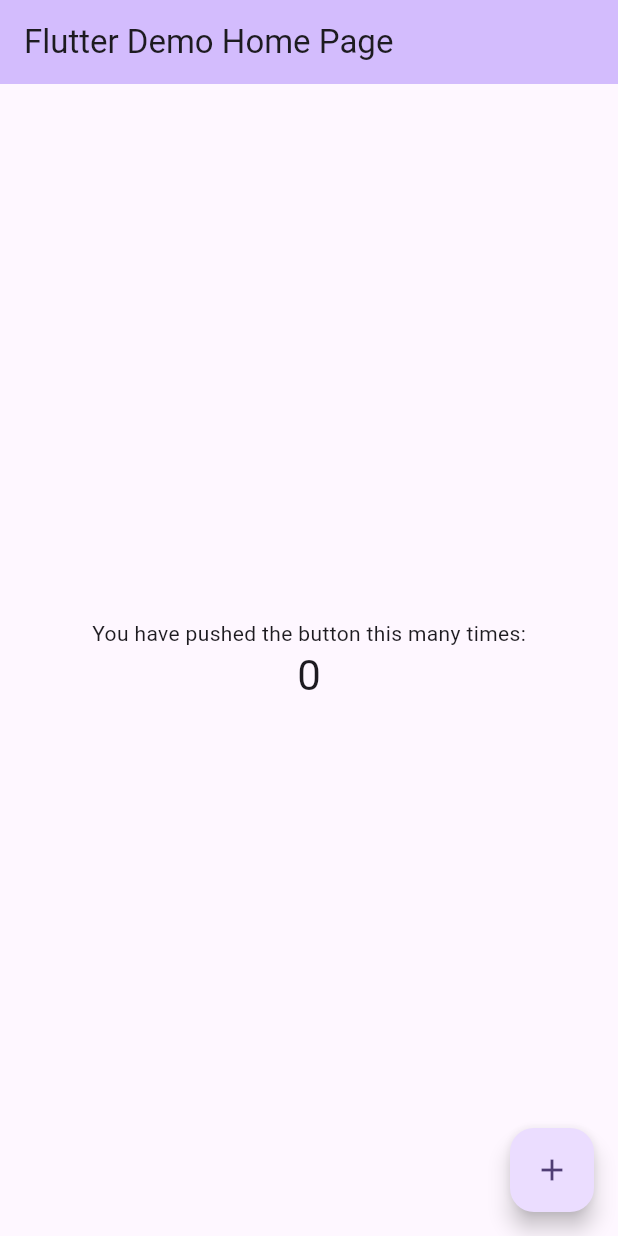
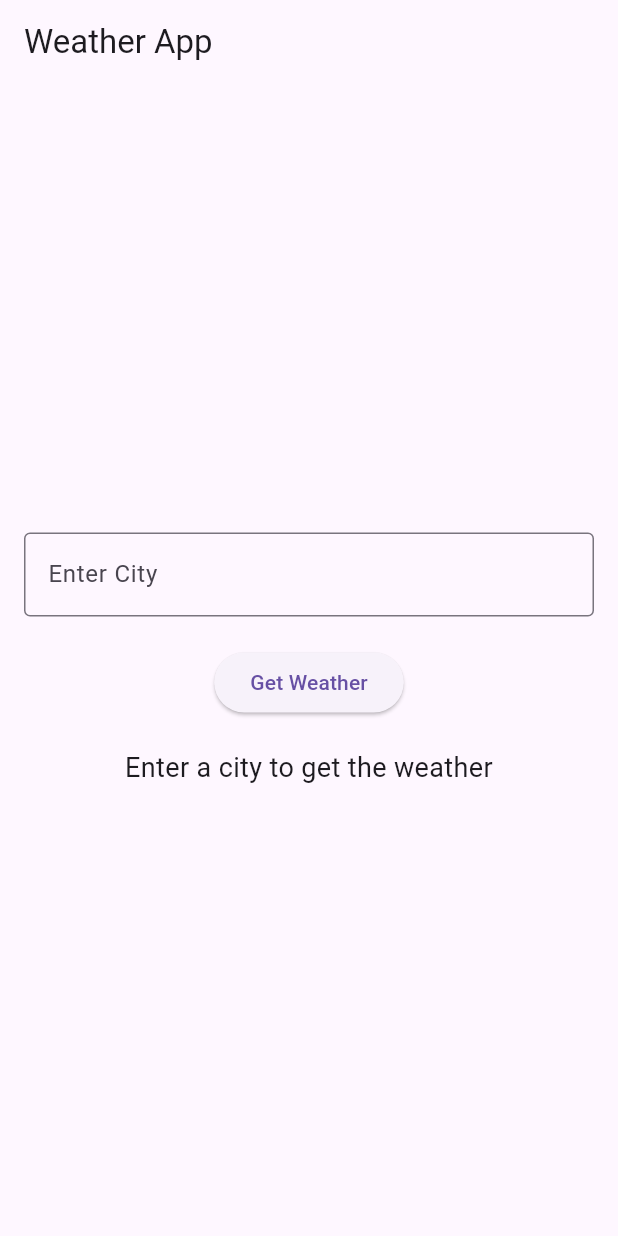
Before and after one commit to aniketplacement2025-a11y/WeatherApplication, a Flutter app: the screen it shows after launch, on a phone screen of 412 x 824 dp. Run offline on Flutter 3.47's test engine with Material 3 defaults, Android fonts, the phone set to English and light mode, and no system bars.

Commit message:
Initial commit: Completed Weather Application

```diff
--- a/lib/main.dart
+++ b/lib/main.dart
@@ -1,4 +1,6 @@
 import 'package:flutter/material.dart';
+import 'weather_service.dart';
+import 'weather.dart';
 
 void main() {
   runApp(const MyApp());
@@ -7,116 +9,124 @@ void main() {
 class MyApp extends StatelessWidget {
   const MyApp({super.key});
 
-  // This widget is the root of your application.
   @override
   Widget build(BuildContext context) {
     return MaterialApp(
-      title: 'Flutter Demo',
-      theme: ThemeData(
-        // This is the theme of your application.
-        //
-        // TRY THIS: Try running your application with "flutter run". You'll see
-        // the application has a purple toolbar. Then, without quitting the app,
-        // try changing the seedColor in the colorScheme below to Colors.green
-        // and then invoke "hot reload" (save your changes or press the "hot
-        // reload" button in a Flutter-supported IDE, or press "r" if you used
-        // the command line to start the app).
-        //
-        // Notice that the counter didn't reset back to zero; the application
-        // state is not lost during the reload. To reset the state, use hot
-        // restart instead.
-        //
-        // This works for code too, not just values: Most code changes can be
-        // tested with just a hot reload.
-        colorScheme: .fromSeed(seedColor: Colors.deepPurple),
-      ),
-      home: const MyHomePage(title: 'Flutter Demo Home Page'),
+      title: 'Weather App',
+      theme: ThemeData(primarySwatch: Colors.blue),
+      home: const WeatherPage(),
     );
   }
 }
 
-class MyHomePage extends StatefulWidget {
-  const MyHomePage({super.key, required this.title});
-
-  // This widget is the home page of your application. It is stateful, meaning
-  // that it has a State object (defined below) that contains fields that affect
-  // how it looks.
-
-  // This class is the configuration for the state. It holds the values (in this
-  // case the title) provided by the parent (in this case the App widget) and
-  // used by the build method of the State. Fields in a Widget subclass are
-  // always marked "final".
-
-  final String title;
+class WeatherPage extends StatefulWidget {
+  const WeatherPage({super.key});
 
   @override
-  State<MyHomePage> createState() => _MyHomePageState();
+  _WeatherPageState createState() => _WeatherPageState();
 }
 
-class _MyHomePageState extends State<MyHomePage> {
-  int _counter = 0;
+class _WeatherPageState extends State<WeatherPage> {
+  final TextEditingController _cityController = TextEditingController();
+  final WeatherService _weatherService = WeatherService();
+  Weather? _weather;
+  bool _isLoading = false;
+  String? _errorMessage;
 
-  void _incrementCounter() {
+  Future<void> _fetchWeather() async {
+    if (_cityController.text.isEmpty) {
+      setState(() {
+        _errorMessage = 'Please enter a city';
+        _weather = null;
+      });
+      return;
+    }
+
     setState(() {
-      // This call to setState tells the Flutter framework that something has
-      // changed in this State, which causes it to rerun the build method below
-      // so that the display can reflect the updated values. If we changed
-      // _counter without calling setState(), then the build method would not be
-      // called again, and so nothing would appear to happen.
-      _counter++;
+      _isLoading = true;
+      _errorMessage = null;
     });
+
+    try {
+      final weather = await _weatherService.fetchWeather(_cityController.text);
+      setState(() {
+        _weather = weather;
+        _isLoading = false;
+      });
+    } catch (e) {
+      setState(() {
+        _errorMessage = e.toString().replaceFirst('Exception: ', '');
+        _weather = null;
+        _isLoading = false;
+      });
+    }
   }
 
   @override
   Widget build(BuildContext context) {
-    // This method is rerun every time setState is called, for instance as done
-    // by the _incrementCounter method above.
-    //
-    // The Flutter framework has been optimized to make rerunning build methods
-    // fast, so that you can just rebuild anything that needs updating rather
-    // than having to individually change instances of widgets.
     return Scaffold(
-      appBar: AppBar(
-        // TRY THIS: Try changing the color here to a specific color (to
-        // Colors.amber, perhaps?) and trigger a hot reload to see the AppBar
-        // change color while the other colors stay the same.
-        backgroundColor: Theme.of(context).colorScheme.inversePrimary,
-        // Here we take the value from the MyHomePage object that was created by
-        // the App.build method, and use it to set our appbar title.
-        title: Text(widget.title),
-      ),
+      appBar: AppBar(title: const Text('Weather App')),
       body: Center(
-        // Center is a layout widget. It takes a single child and positions it
-        // in the middle of the parent.
-        child: Column(
-          // Column is also a layout widget. It takes a list of children and
-          // arranges them vertically. By default, it sizes itself to fit its
-          // children horizontally, and tries to be as tall as its parent.
-          //
-          // Column has various properties to control how it sizes itself and
-          // how it positions its children. Here we use mainAxisAlignment to
-          // center the children vertically; the main axis here is the vertical
-          // axis because Columns are vertical (the cross axis would be
-          // horizontal).
-          //
-          // TRY THIS: Invoke "debug painting" (choose the "Toggle Debug Paint"
-          // action in the IDE, or press "p" in the console), to see the
-          // wireframe for each widget.
-          mainAxisAlignment: .center,
-          children: <Widget>[
-            const Text('You have pushed the button this many times:'),
-            Text(
-              '$_counter',
-              style: Theme.of(context).textTheme.headlineMedium,
-            ),
-          ],
+        child: Padding(
+          padding: const EdgeInsets.all(16.0),
+          child: Column(
+            mainAxisAlignment: MainAxisAlignment.center,
+            children: <Widget>[
+              TextField(
+                controller: _cityController,
+                decoration: const InputDecoration(
+                  labelText: 'Enter City',
+                  border: OutlineInputBorder(),
+                ),
+              ),
+              const SizedBox(height: 20),
+              ElevatedButton(
+                onPressed: _fetchWeather,
+                child: const Text('Get Weather'),
+              ),
+              const SizedBox(height: 20),
+              _buildWeatherDisplay(),
+            ],
+          ),
         ),
-      ),
-      floatingActionButton: FloatingActionButton(
-        onPressed: _incrementCounter,
-        tooltip: 'Increment',
-        child: const Icon(Icons.add),
       ),
     );
   }
+
+  Widget _buildWeatherDisplay() {
+    if (_isLoading) {
+      return const CircularProgressIndicator();
+    }
+
+    if (_errorMessage != null) {
+      return Text(
+        _errorMessage!,
+        style: TextStyle(color: Colors.red, fontSize: 18),
+        textAlign: TextAlign.center,
+      );
+    }
+
+    if (_weather == null) {
+      return const Text(
+        'Enter a city to get the weather',
+        style: TextStyle(fontSize: 18),
+        textAlign: TextAlign.center,
+      );
+    }
+
+    return Column(
+      children: [
+        Text(_weather!.city, style: Theme.of(context).textTheme.headlineMedium),
+        Image.network(_weather!.iconUrl),
+        Text(
+          '${_weather!.temperature}°C',
+          style: Theme.of(context).textTheme.headlineLarge,
+        ),
+        Text(
+          _weather!.condition,
+          style: Theme.of(context).textTheme.headlineSmall,
+        ),
+      ],
+    );
+  }
 }
--- /dev/null
+++ b/lib/weather.dart
@@ -0,0 +1,22 @@
+class Weather {
+  final String city;
+  final double temperature;
+  final String condition;
+  final String iconUrl;
+
+  Weather({
+    required this.city,
+    required this.temperature,
+    required this.condition,
+    required this.iconUrl,
+  });
+
+  factory Weather.fromJson(Map<String, dynamic> json) {
+    return Weather(
+      city: json['location']['name'],
+      temperature: json['current']['temp_c'].toDouble(),
+      condition: json['current']['condition']['text'],
+      iconUrl: 'https:${json['current']['condition']['icon']}',
+    );
+  }
+}
--- /dev/null
+++ b/lib/weather_service.dart
@@ -0,0 +1,21 @@
+import 'package:http/http.dart' as http;
+import 'dart:convert';
+import 'weather.dart';
+class WeatherService {
+  final String _apiKey = '3b083b0cded6401e977121311252609';
+  final String _baseUrl = 'http://api.weatherapi.com/v1/current.json';
+
+  Future<Weather> fetchWeather(String city) async {
+    try {
+      final response = await http.get(Uri.parse('$_baseUrl?key=$_apiKey&q=$city'));
+
+      if (response.statusCode == 200) {
+        return Weather.fromJson(json.decode(response.body));
+      } else {
+        throw Exception('Failed to get weather data. Please try again.');
+      }
+    } catch (e) {
+      throw Exception('An error occurred. Please check your connection.');
+    }
+  }
+}
--- a/pubspec.yaml
+++ b/pubspec.yaml
@@ -31,8 +31,10 @@ dependencies:
   flutter:
     sdk: flutter
 
+
   # The following adds the Cupertino Icons font to your application.
   # Use with the CupertinoIcons class for iOS style icons.
+  http: ^1.2.0
   cupertino_icons: ^1.0.8
 
 dev_dependencies:
```
Also changed, not shown: pubspec.lock, 3 other files.
